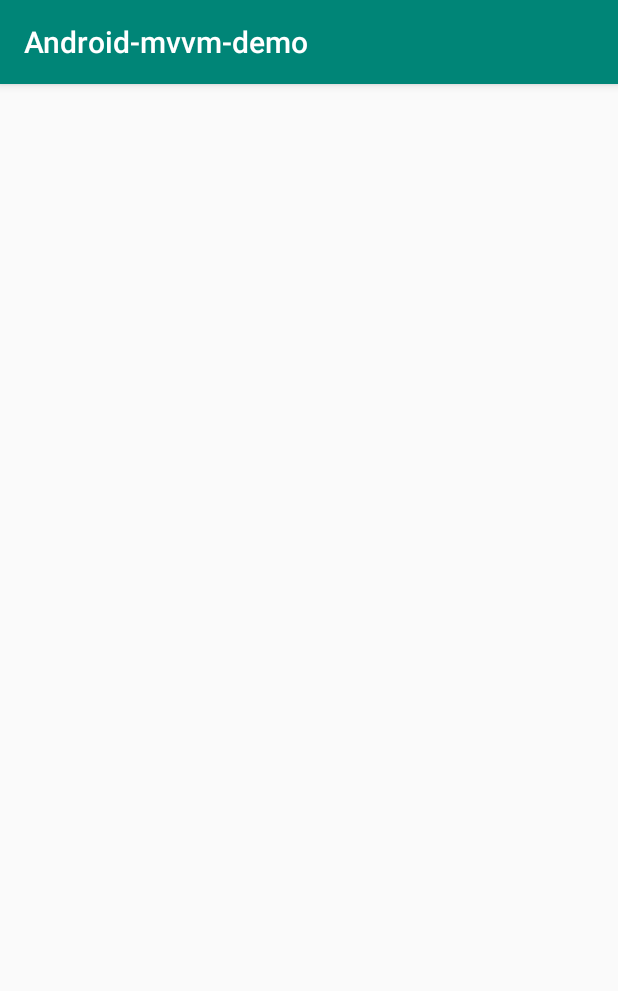
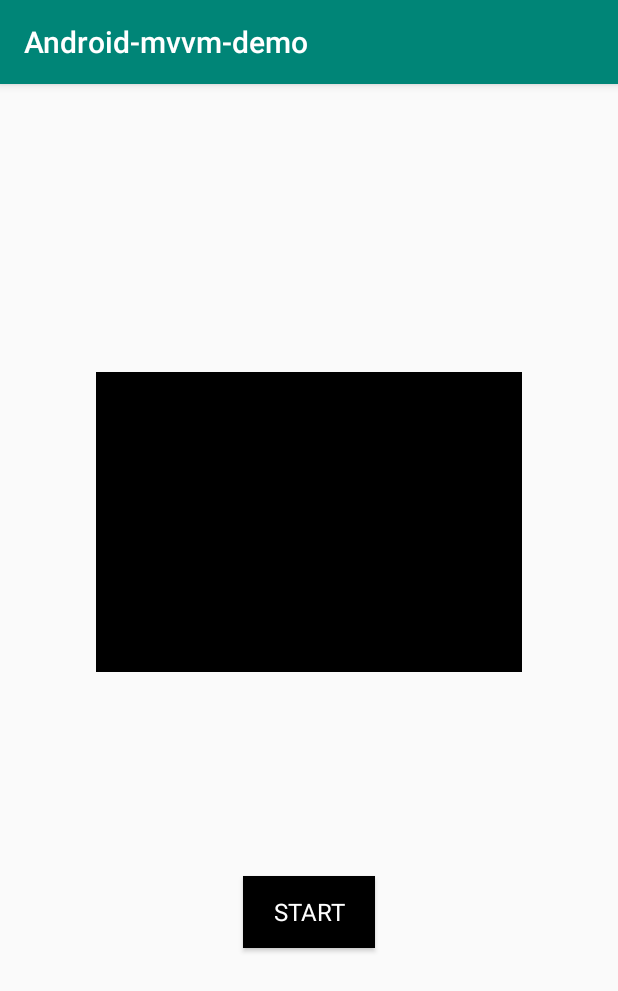
Before and after one commit to Kuan-Hsien/android-mvvm-demo, an Android app: the ItemDetailActivity screen opened directly, with no data from a screen before it, on a phone screen of 412 x 824 dp. Shown: the top 991 px of the screen. Run offline under Robolectric (Android 15) with nearby library versions, the phone set to English and light mode, and no system bars.

Commit message:
2. Add item information on activity layout (xml)

```diff
--- a/app/src/main/res/layout/activity_item_detail.xml
+++ b/app/src/main/res/layout/activity_item_detail.xml
@@ -7,14 +7,68 @@
     android:layout_height="match_parent"
     tools:context=".ItemDetailActivity">
 
+    <androidx.appcompat.widget.AppCompatImageView
+        android:id="@+id/iv_item_detail_image"
+        android:layout_width="0dp"
+        android:layout_height="200dp"
+        android:background="@android:color/black"
+        android:layout_marginStart="64dp"
+        android:layout_marginEnd="64dp"
+        android:layout_marginBottom="36dp"
+        app:layout_constraintVertical_chainStyle="packed"
+        app:layout_constraintTop_toTopOf="parent"
+        app:layout_constraintBottom_toTopOf="@+id/tv_item_detail_title"
+        app:layout_constraintStart_toStartOf="parent"
+        app:layout_constraintEnd_toEndOf="parent"
+        />
+
     <androidx.appcompat.widget.AppCompatTextView
         android:id="@+id/tv_item_detail_title"
         android:layout_width="wrap_content"
         android:layout_height="wrap_content"
         android:layout_marginBottom="12dp"
+        android:textSize="24sp"
+        android:fontFamily="sans-serif-medium"
+        android:textStyle="normal"
+        android:textColor="@android:color/black"
+        android:gravity="center"
         tools:text="Item Title"
-        app:layout_constraintTop_toBottomOf="parent"
-        app:layout_constraintBottom_toTopOf="parent"
+        app:layout_constraintTop_toBottomOf="@+id/iv_item_detail_image"
+        app:layout_constraintBottom_toTopOf="@+id/tv_item_detail_desc"
+        app:layout_constraintStart_toStartOf="parent"
+        app:layout_constraintEnd_toEndOf="parent"
+        />
+
+    <androidx.appcompat.widget.AppCompatTextView
+        android:id="@+id/tv_item_detail_desc"
+        android:layout_width="wrap_content"
+        android:layout_height="wrap_content"
+        android:layout_marginBottom="36dp"
+        android:textSize="14sp"
+        android:fontFamily="sans-serif"
+        android:textStyle="normal"
+        android:textColor="@android:color/black"
+        android:gravity="center"
+        tools:text="Item Desc"
+        app:layout_constraintTop_toBottomOf="@+id/tv_item_detail_title"
+        app:layout_constraintBottom_toTopOf="@+id/btn_item_detail_start"
+        app:layout_constraintStart_toStartOf="parent"
+        app:layout_constraintEnd_toEndOf="parent"
+        />
+
+    <androidx.appcompat.widget.AppCompatButton
+        android:id="@+id/btn_item_detail_start"
+        android:layout_width="wrap_content"
+        android:layout_height="wrap_content"
+        android:background="@android:color/black"
+        android:textSize="16sp"
+        android:fontFamily="sans-serif"
+        android:textStyle="normal"
+        android:textColor="@android:color/white"
+        android:gravity="center"
+        android:text="@string/btn_start"
+        app:layout_constraintTop_toBottomOf="@+id/tv_item_detail_desc"
+        app:layout_constraintBottom_toBottomOf="parent"
         app:layout_constraintStart_toStartOf="parent"
         app:layout_constraintEnd_toEndOf="parent"
         />
--- a/app/src/main/res/values/strings.xml
+++ b/app/src/main/res/values/strings.xml
@@ -1,3 +1,4 @@
 <resources>
     <string name="app_name">Android-mvvm-demo</string>
+    <string name="btn_start">START</string>
 </resources>
```
